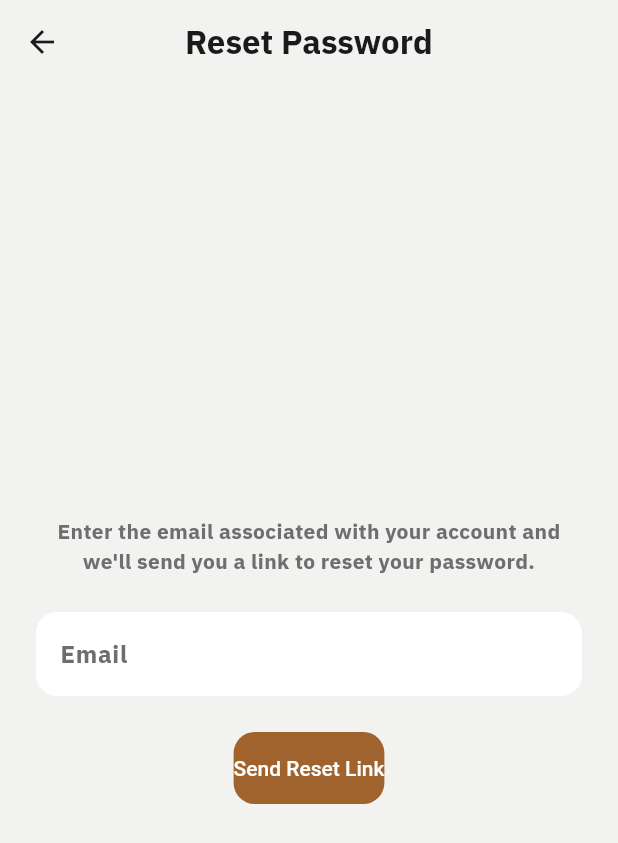
After one commit to starlight-cloud-env/mark-archery, a Flutter app: the screen it shows after launch, after a tap on "Forgot Password?", on a phone screen of 412 x 824 dp. The commit adds this screen. Shown: the top 843 px of the screen. Run offline on Flutter 3.47's test engine with Material 3 defaults, Android fonts, the phone set to English and light mode, and no system bars; our stand-ins replace flutter_dotenv, google_sign_in, supabase_flutter; accounts and stored records are empty; project files that could hold a hidden picture were left out.

Commit message:
Links to legal, forgot password and validation, and small format changes

```diff
--- a/mark_archery/lib/main.dart
+++ b/mark_archery/lib/main.dart
@@ -1,9 +1,12 @@
+import 'dart:async';
+
 import 'package:flutter/material.dart';
 import 'package:flutter_dotenv/flutter_dotenv.dart';
 import 'package:supabase_flutter/supabase_flutter.dart';
 
 import 'theme/app_theme.dart';
 import 'screens/splash_screen.dart';
+import 'screens/reset_password_screen.dart';
 
 Future<void> main() async {
   WidgetsFlutterBinding.ensureInitialized();
@@ -12,7 +15,7 @@ Future<void> main() async {
 
   await Supabase.initialize(
     url: dotenv.env['SUPABASE_URL']!,
-    anonKey: dotenv.env['SUPABASE_ANON_KEY']!,
+    publishableKey: dotenv.env['SUPABASE_ANON_KEY']!,
   );
 
   runApp(const MyApp());
@@ -20,12 +23,39 @@ Future<void> main() async {
 
 final supabase = Supabase.instance.client;
 
-class MyApp extends StatelessWidget {
+class MyApp extends StatefulWidget {
   const MyApp({super.key});
+
+  @override
+  State<MyApp> createState() => _MyAppState();
+}
+
+class _MyAppState extends State<MyApp> {
+  final _navigatorKey = GlobalKey<NavigatorState>();
+  late final StreamSubscription<AuthState> _authSubscription;
+
+  @override
+  void initState() {
+    super.initState();
+    _authSubscription = supabase.auth.onAuthStateChange.listen((data) {
+      if (data.event == AuthChangeEvent.passwordRecovery) {
+        _navigatorKey.currentState?.push(
+          MaterialPageRoute(builder: (context) => const ResetPasswordScreen()),
+        );
+      }
+    });
+  }
+
+  @override
+  void dispose() {
+    _authSubscription.cancel();
+    super.dispose();
+  }
 
   @override
   Widget build(BuildContext context) {
     return MaterialApp(
+      navigatorKey: _navigatorKey,
       title: 'Mark - Archery Scorecard',
       theme: lightTheme,
       darkTheme: darkTheme,
--- a/mark_archery/lib/models/scorecard.dart
+++ b/mark_archery/lib/models/scorecard.dart
@@ -28,7 +28,9 @@ class Scorecard {
   }
 
   int get runningTotal {
-    return ends.expand((end) => end).fold(0, (sum, score) => sum + (score ?? 0));
+    return ends
+        .expand((end) => end)
+        .fold(0, (sum, score) => sum + (score ?? 0));
   }
 
   int get maxPossible => totalEnds * arrowsPerEnd * maxScore;
--- a/mark_archery/lib/screens/auth_screen.dart
+++ b/mark_archery/lib/screens/auth_screen.dart
@@ -2,6 +2,7 @@ import 'package:flutter/material.dart';
 import 'package:supabase_flutter/supabase_flutter.dart';
 
 import '../main.dart';
+import 'forgot_password_screen.dart';
 import 'home_shell.dart';
 import 'signup_screen.dart';
 
@@ -151,6 +152,21 @@ class _AuthScreenState extends State<AuthScreen> {
                           labelText: 'Password',
                         ),
                       ),
+                      Align(
+                        alignment: Alignment.centerRight,
+                        child: TextButton(
+                          onPressed: () {
+                            Navigator.push(
+                              context,
+                              MaterialPageRoute(
+                                builder: (context) =>
+                                    const ForgotPasswordScreen(),
+                              ),
+                            );
+                          },
+                          child: const Text('Forgot Password?'),
+                        ),
+                      ),
                       if (_errorMessage != null) ...[
                         const SizedBox(height: 12),
                         Text(
--- /dev/null
+++ b/mark_archery/lib/screens/forgot_password_screen.dart
@@ -0,0 +1,143 @@
+import 'package:flutter/material.dart';
+import 'package:supabase_flutter/supabase_flutter.dart';
+
+import '../main.dart';
+
+class ForgotPasswordScreen extends StatefulWidget {
+  const ForgotPasswordScreen({super.key});
+
+  @override
+  State<ForgotPasswordScreen> createState() => _ForgotPasswordScreenState();
+}
+
+class _ForgotPasswordScreenState extends State<ForgotPasswordScreen> {
+  final _emailController = TextEditingController();
+  bool _isSending = false;
+  String? _errorMessage;
+  bool _sent = false;
+
+  @override
+  void dispose() {
+    _emailController.dispose();
+    super.dispose();
+  }
+
+  Future<void> _handleSendResetEmail() async {
+    setState(() {
+      _isSending = true;
+      _errorMessage = null;
+    });
+
+    try {
+      await supabase.auth.resetPasswordForEmail(
+        _emailController.text.trim(),
+        redirectTo: 'com.markarchery.mark://login-callback',
+      );
+
+      if (mounted) {
+        setState(() {
+          _sent = true;
+        });
+      }
+    } on AuthException catch (e) {
+      setState(() {
+        _errorMessage = e.message;
+      });
+    } catch (e) {
+      setState(() {
+        _errorMessage = 'Something went wrong. Please try again.';
+      });
+    } finally {
+      if (mounted) {
+        setState(() {
+          _isSending = false;
+        });
+      }
+    }
+  }
+
+  @override
+  Widget build(BuildContext context) {
+    final theme = Theme.of(context);
+
+    return Scaffold(
+      appBar: AppBar(title: const Text('Reset Password')),
+      body: SafeArea(
+        child: Padding(
+          padding: const EdgeInsets.all(24.0),
+          child: _sent
+              ? Center(
+                  child: Column(
+                    mainAxisSize: MainAxisSize.min,
+                    children: [
+                      Icon(
+                        Icons.mark_email_read_outlined,
+                        size: 48,
+                        color: theme.colorScheme.primary,
+                      ),
+                      const SizedBox(height: 16),
+                      Text(
+                        'Check your email',
+                        style: theme.textTheme.titleMedium,
+                        textAlign: TextAlign.center,
+                      ),
+                      const SizedBox(height: 8),
+                      Text(
+                        'If an account exists for ${_emailController.text.trim()}, '
+                        "we've sent a link to reset your password.",
+                        textAlign: TextAlign.center,
+                        style: theme.textTheme.bodyMedium?.copyWith(
+                          color: theme.colorScheme.onSurfaceVariant,
+                        ),
+                      ),
+                      const SizedBox(height: 20),
+                      TextButton(
+                        onPressed: () => Navigator.pop(context),
+                        child: const Text('Back to Log In'),
+                      ),
+                    ],
+                  ),
+                )
+              : Column(
+                  mainAxisAlignment: MainAxisAlignment.center,
+                  children: [
+                    Text(
+                      "Enter the email associated with your account and we'll "
+                      'send you a link to reset your password.',
+                      textAlign: TextAlign.center,
+                      style: theme.textTheme.bodyMedium?.copyWith(
+                        color: theme.colorScheme.onSurfaceVariant,
+                      ),
+                    ),
+                    const SizedBox(height: 24),
+                    TextField(
+                      controller: _emailController,
+                      keyboardType: TextInputType.emailAddress,
+                      decoration: const InputDecoration(labelText: 'Email'),
+                    ),
+                    if (_errorMessage != null) ...[
+                      const SizedBox(height: 12),
+                      Text(
+                        _errorMessage!,
+                        style: TextStyle(color: theme.colorScheme.error),
+                        textAlign: TextAlign.center,
+                      ),
+                    ],
+                    const SizedBox(height: 24),
+                    ElevatedButton(
+                      onPressed: _isSending ? null : _handleSendResetEmail,
+                      child: _isSending
+                          ? const SizedBox(
+                              width: 20,
+                              height: 20,
+                              child: CircularProgressIndicator(strokeWidth: 2),
+                            )
+                          : const Text('Send Reset Link'),
+                    ),
+                  ],
+                ),
+        ),
+      ),
+    );
+  }
+}
--- a/mark_archery/lib/screens/home_screen.dart
+++ b/mark_archery/lib/screens/home_screen.dart
@@ -249,7 +249,7 @@ class _ContinueRoundCard extends StatelessWidget {
               Text(
                 '${scorecard.name} · End ${endsDone + 1} of ${scorecard.totalEnds}',
                 style: theme.textTheme.bodyMedium?.copyWith(
-                  color: theme.colorScheme.onPrimary.withOpacity(0.85),
+                  color: theme.colorScheme.onPrimary.withValues(alpha: 0.85),
                 ),
               ),
               const SizedBox(height: 12),
@@ -258,7 +258,9 @@ class _ContinueRoundCard extends StatelessWidget {
                 child: LinearProgressIndicator(
                   value: progress,
                   minHeight: 6,
-                  backgroundColor: theme.colorScheme.onPrimary.withOpacity(0.2),
+                  backgroundColor: theme.colorScheme.onPrimary.withValues(
+                    alpha: 0.2,
+                  ),
                   color: theme.colorScheme.onPrimary,
                 ),
               ),
--- a/mark_archery/lib/screens/scores_screen.dart
+++ b/mark_archery/lib/screens/scores_screen.dart
@@ -241,7 +241,9 @@ class _ActiveRoundCard extends StatelessWidget {
                 child: LinearProgressIndicator(
                   value: progress,
                   minHeight: 6,
-                  backgroundColor: theme.colorScheme.primary.withOpacity(0.15),
+                  backgroundColor: theme.colorScheme.primary.withValues(
+                    alpha: 0.15,
+                  ),
                   color: theme.colorScheme.primary,
                 ),
               ),
@@ -522,7 +524,7 @@ class _PastRoundTile extends StatelessWidget {
         borderRadius: BorderRadius.circular(12),
         child: ListTile(
           leading: CircleAvatar(
-            backgroundColor: theme.colorScheme.primary.withOpacity(0.12),
+            backgroundColor: theme.colorScheme.primary.withValues(alpha: 0.12),
             child: Icon(
               Icons.gps_fixed,
               color: theme.colorScheme.primary,
--- a/mark_archery/lib/screens/signup_screen.dart
+++ b/mark_archery/lib/screens/signup_screen.dart
@@ -31,6 +31,12 @@ class _SignUpScreenState extends State<SignUpScreen> {
   }
 
   Future<void> _handleCreateAccount() async {
+    if (_passwordController.text.length < 6) {
+      setState(() {
+        _errorMessage = 'Password must be at least 6 characters';
+      });
+      return;
+    }
     if (_passwordController.text != _confirmPasswordController.text) {
       setState(() {
         _errorMessage = 'Passwords do not match';
--- a/mark_archery/pubspec.yaml
+++ b/mark_archery/pubspec.yaml
@@ -37,6 +37,7 @@ dependencies:
   supabase_flutter: ^2.17.2
   flutter_dotenv: ^6.0.1
   google_sign_in: ^7.2.0
+  url_launcher: ^6.3.1
 
 dev_dependencies:
   flutter_test:
```
Also changed, not shown: mark_archery/lib/models/archer.dart (+2 -10 lines), mark_archery/lib/screens/change_password_screen.dart (+10 -5 lines), mark_archery/lib/screens/custom_scorecard_screen.dart (+15 -7 lines), mark_archery/lib/screens/edit_profile_screen.dart (+11 -7 lines), mark_archery/lib/screens/home_shell.dart (+5 -4 lines), mark_archery/lib/screens/new_scorecard_screen.dart (+40 -10 lines), mark_archery/lib/screens/profile_screen.dart (+49 -5 lines), mark_archery/lib/screens/reset_password_screen.dart (added, +124 -0 lines), mark_archery/lib/screens/scoring_screen.dart (+7 -3 lines), mark_archery/lib/theme/app_theme.dart (+18 -6 lines), mark_archery/lib/models/scorecard_template.dart (line endings or trailing spaces), mark_archery/lib/screens/scorecard_detail_screen.dart (line endings or trailing spaces), mark_archery/pubspec.lock, 2 other files.
